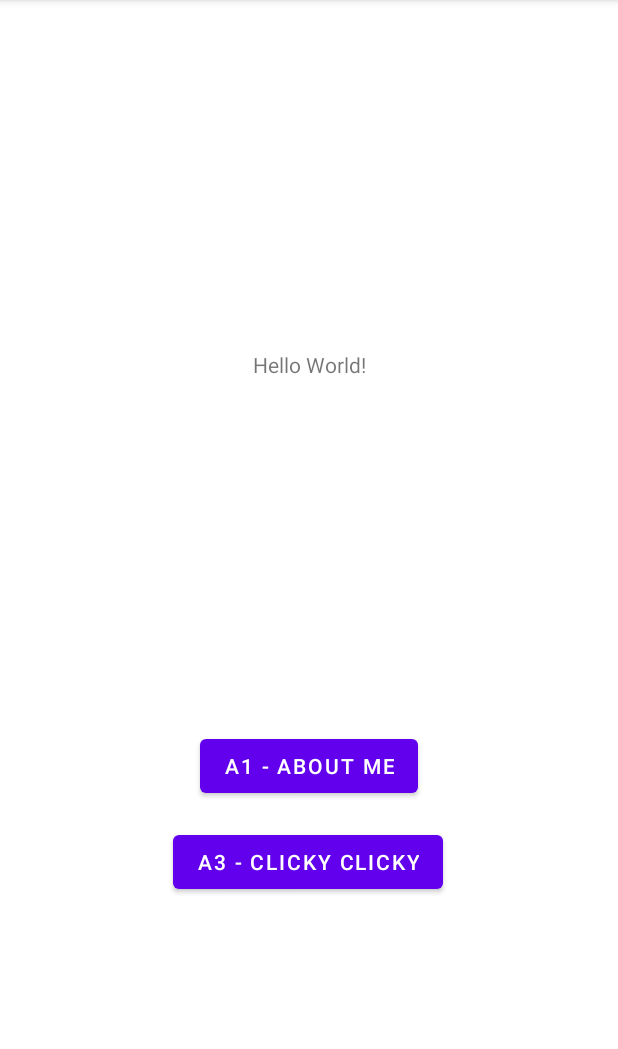
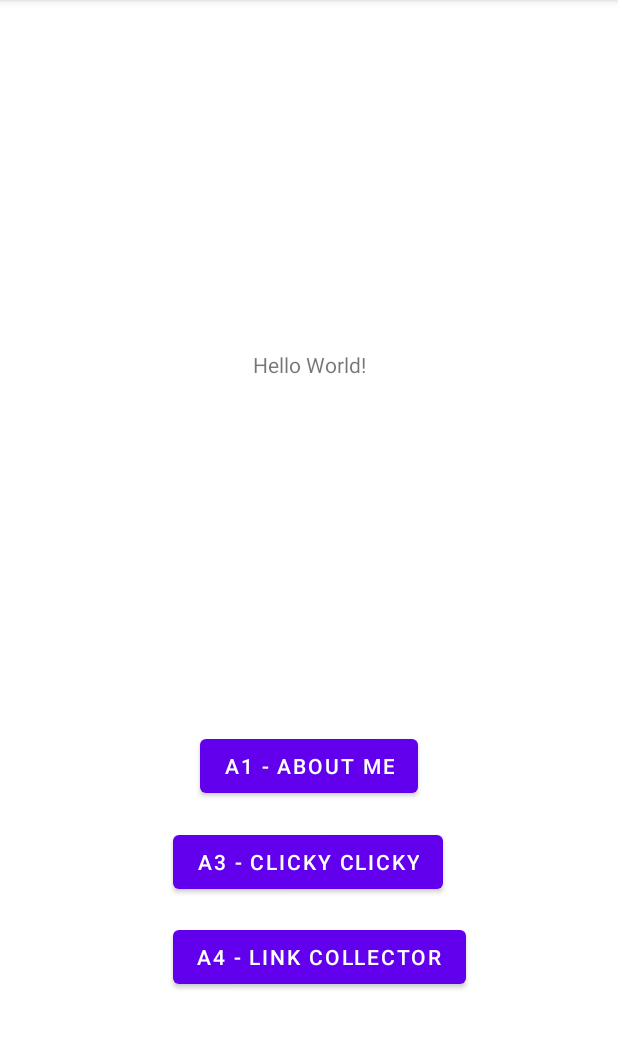
Before and after one commit to martapalermo/5520_SemesterApp, an Android app: the screen it shows after launch (MainActivity), on a phone screen of 412 x 824 dp, the part 84-1133 px from its top. Run offline under Robolectric (Android 15) with nearby library versions, the phone set to English and light mode, and no system bars.

```diff
--- a/app/src/main/java/edu/neu/madcourse/madsu21_martapalermo/MainActivity.java
+++ b/app/src/main/java/edu/neu/madcourse/madsu21_martapalermo/MainActivity.java
@@ -18,7 +18,11 @@ public class MainActivity extends AppCompatActivity {
 
         Button clickyClick = findViewById(R.id.clickyClick);
         clickyClick.setOnClickListener(v -> openClickyClick());
+
+        Button linkCollector = findViewById(R.id.linkCollector);
+        linkCollector.setOnClickListener(v -> openLinkCollector());
     }
+
 
     // opens A1 window
     private void openAbout() {
@@ -31,4 +35,10 @@ public class MainActivity extends AppCompatActivity {
         Intent intent = new Intent(this, A3.class);
         startActivity(intent);
     }
+
+    // opens A4 window
+    private void openLinkCollector() {
+        Intent intent = new Intent(this, A4.class);
+        startActivity(intent);
+    }
 }
--- a/app/src/main/res/layout/activity_main.xml
+++ b/app/src/main/res/layout/activity_main.xml
@@ -38,5 +38,17 @@
         app:layout_constraintTop_toBottomOf="@id/aboutMe"
         app:layout_constraintVertical_bias="0.086" />
 
+    <Button
+        android:id="@+id/linkCollector"
+        android:layout_width="wrap_content"
+        android:layout_height="wrap_content"
+        android:text="@string/a4_link_collector"
+        app:layout_constraintBottom_toBottomOf="parent"
+        app:layout_constraintEnd_toEndOf="parent"
+        app:layout_constraintHorizontal_bias="0.532"
+        app:layout_constraintStart_toStartOf="parent"
+        app:layout_constraintTop_toBottomOf="@id/aboutMe"
+        app:layout_constraintVertical_bias="0.427" />
+
 
 </androidx.constraintlayout.widget.ConstraintLayout>
--- a/app/src/main/res/values/strings.xml
+++ b/app/src/main/res/values/strings.xml
@@ -13,4 +13,5 @@
     <string name="a3_clicky_clicky">A3 - Clicky Clicky</string>
     <string name="hello_user_nmy_name_is_marta_palermo_nmy_email_address_is_palermo_m_northeastern_edu">Hello user! \nMy name is Marta Palermo \nMy email address is: palermo.m@northeastern.edu</string>
     <string name="pressed_none">Pressed: none</string>
+    <string name="a4_link_collector">A4 - Link Collector</string>
 </resources>
```
Also changed, not shown: app/src/main/java/edu/neu/madcourse/madsu21_martapalermo/A4.java (added, +14 -0 lines), app/src/main/res/layout/activity_linkcollector.xml (added, +9 -0 lines), 3 other files.
